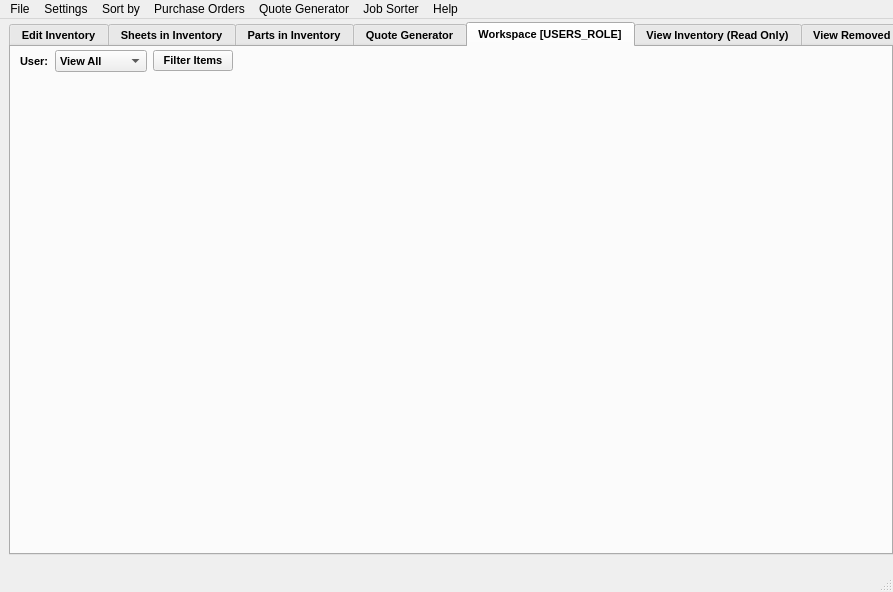
First picture: the form in ui/main_menu.ui, repository TheCodingJsoftware/Invigo, before the edit.
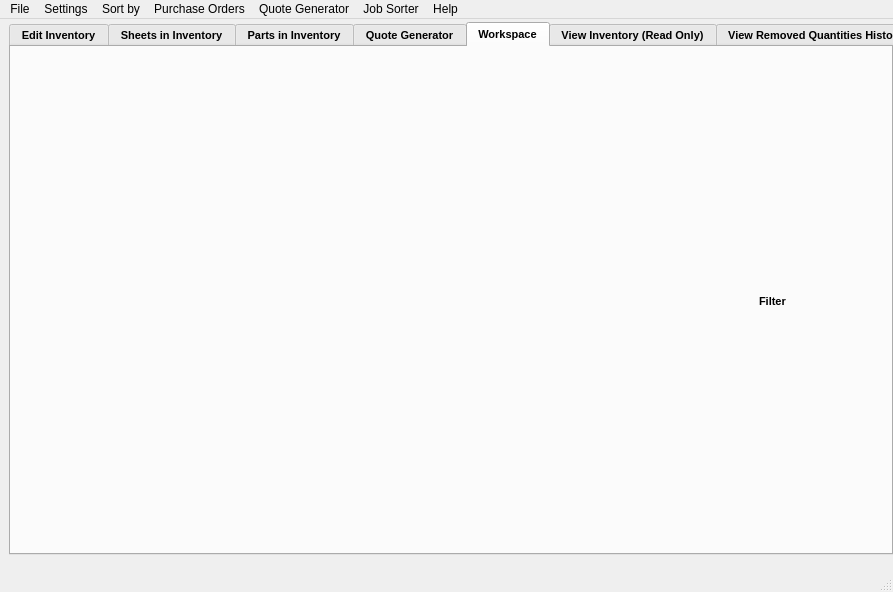
Second picture: the form after the edit.

```diff
--- a/ui/main_menu.ui
+++ b/ui/main_menu.ui
@@ -39,6 +39,7 @@
       <property name="font">
        <font>
         <pointsize>8</pointsize>
+        <weight>75</weight>
         <bold>true</bold>
        </font>
       </property>
@@ -1154,9 +1155,9 @@
       </widget>
       <widget class="QWidget" name="workspace_tab">
        <attribute name="title">
-        <string>Workspace [USERS_ROLE]</string>
+        <string>Workspace</string>
        </attribute>
-       <layout class="QVBoxLayout" name="verticalLayout_15" stretch="0,1">
+       <layout class="QVBoxLayout" name="verticalLayout_15" stretch="1">
         <property name="leftMargin">
          <number>9</number>
         </property>
@@ -1170,78 +1171,23 @@
          <number>0</number>
         </property>
         <item>
-         <layout class="QHBoxLayout" name="horizontalLayout_7">
+         <layout class="QHBoxLayout" name="horizontalLayout_5" stretch="6,1">
           <item>
-           <widget class="QLabel" name="label_13">
-            <property name="text">
-             <string>User:</string>
-            </property>
-           </widget>
+           <layout class="QVBoxLayout" name="workspace_layout"/>
           </item>
           <item>
-           <widget class="QComboBox" name="comboBox_current_workspace_user">
+           <layout class="QVBoxLayout" name="workspace_side_panel">
             <item>
-             <property name="text">
-              <string>View All</string>
-             </property>
+             <widget class="QLabel" name="label_13">
+              <property name="text">
+               <string>Filter</string>
+              </property>
+             </widget>
             </item>
-            <item>
-             <property name="text">
-              <string>Laser</string>
-             </property>
-            </item>
-            <item>
-             <property name="text">
-              <string>Recuts</string>
-             </property>
-            </item>
-            <item>
-             <property name="text">
-              <string>Part Picking</string>
-             </property>
-            </item>
-            <item>
-             <property name="text">
-              <string>Bending</string>
-             </property>
-            </item>
-            <item>
-             <property name="text">
-              <string>Welding</string>
-             </property>
-            </item>
-            <item>
-             <property name="text">
-              <string>Painting</string>
-             </property>
-            </item>
-           </widget>
-          </item>
-          <item>
-           <widget class="QPushButton" name="pushButton_filter">
-            <property name="text">
-             <string>Filter Items</string>
-            </property>
-           </widget>
-          </item>
-          <item>
-           <spacer name="horizontalSpacer">
-            <property name="orientation">
-             <enum>Qt::Horizontal</enum>
-            </property>
-            <property name="sizeHint" stdset="0">
-             <size>
-              <width>40</width>
-              <height>20</height>
-             </size>
-            </property>
-           </spacer>
+           </layout>
           </item>
          </layout>
         </item>
-        <item>
-         <layout class="QHBoxLayout" name="workspace_layout"/>
-        </item>
        </layout>
       </widget>
       <widget class="QWidget" name="view_inventory_tab">
```
Left out of the diff: 41 changed lines with no effect on the pictures.
